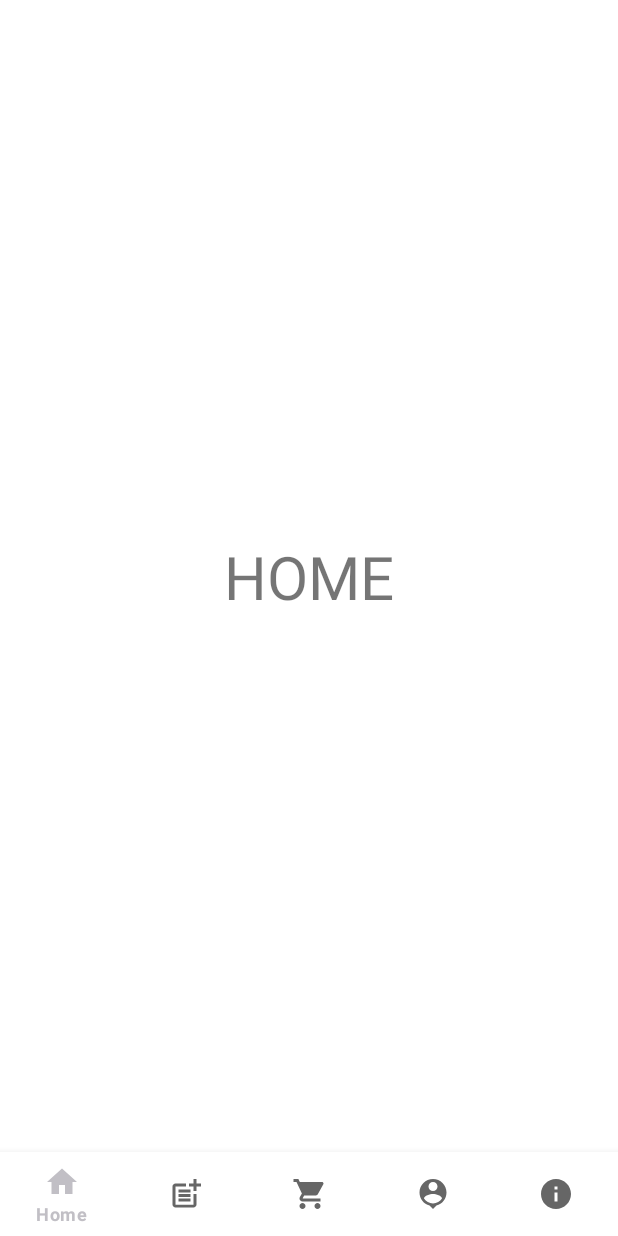
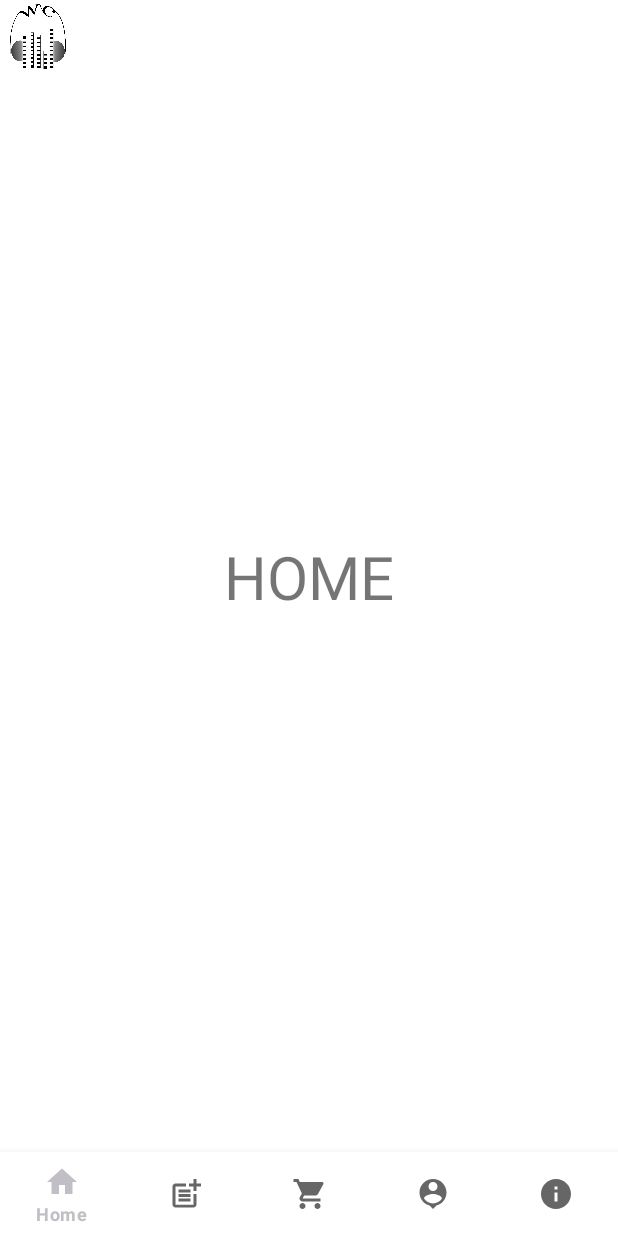
Before and after one commit to Muirush/WafungiConnect, an Android app: the screen it shows after launch (MainActivity), on a phone screen of 412 x 824 dp. Run offline under Robolectric (Android 15) with nearby library versions, the phone set to English and light mode, and no system bars; our stand-ins replace Firebase (no records; nobody signed in at launch, a user with empty details on screens opened directly), navigation-ui; 1 statement that could not run was skipped.

Commit message:
Updates s2

```diff
--- a/app/build.gradle
+++ b/app/build.gradle
@@ -59,6 +59,7 @@ dependencies {
     // When using the BoM, you don't specify versions in Firebase library dependencies
     implementation 'com.google.firebase:firebase-auth-ktx'
     //Pin view
+    implementation 'io.github.i7mist:privacyannotationlib-android-sdk:1.0.0'
     implementation 'com.chaos.view:pinview:1.4.4'
     //rounded imageview
 
--- a/app/src/main/java/com/galoppingtech/wafungiconnect/HomeFragment.kt
+++ b/app/src/main/java/com/galoppingtech/wafungiconnect/HomeFragment.kt
@@ -2,20 +2,36 @@ package com.galoppingtech.wafungiconnect
 
 import android.os.Bundle
 import android.view.View
+import android.widget.Toolbar
 import androidx.fragment.app.Fragment
 import androidx.navigation.findNavController
+import androidx.navigation.fragment.findNavController
 import androidx.navigation.ui.setupWithNavController
 import com.galoppingtech.wafungiconnect.databinding.FragmentHomeBinding
+import com.google.firebase.auth.FirebaseAuth
+import com.google.firebase.ktx.Firebase
 
 
 class HomeFragment : Fragment(R.layout.fragment_home) {
     private var _binding: FragmentHomeBinding? = null
     private val binding get() = _binding!!
+    private lateinit var auth: FirebaseAuth
+
     override fun onViewCreated(view: View, savedInstanceState: Bundle?) {
         super.onViewCreated(view, savedInstanceState)
         _binding = FragmentHomeBinding.bind(view)
 
+
+
+
         binding.bottomNav.setupWithNavController(binding.root.findNavController())
+
+        auth = FirebaseAuth.getInstance()
+        val currentUser = auth.currentUser
+        binding.useProfileName.text = currentUser.toString()
+        binding.useProfileName.setOnClickListener(){
+            findNavController().navigate(R.id.profileFragment)
+        }
 
 
     }
--- a/app/src/main/res/layout/fragment_home.xml
+++ b/app/src/main/res/layout/fragment_home.xml
@@ -5,6 +5,31 @@
     android:layout_width="match_parent"
     android:layout_height="match_parent"
     tools:context=".HomeFragment">
+
+    <LinearLayout
+        android:layout_width="match_parent"
+        android:layout_height="wrap_content"
+        android:orientation="horizontal"
+        app:layout_constraintEnd_toEndOf="parent"
+        app:layout_constraintStart_toStartOf="parent"
+        app:layout_constraintTop_toTopOf="parent">
+
+        <ImageView
+            android:layout_width="50dp"
+            android:layout_height="50dp"
+            android:background="@drawable/icon"
+            android:id="@+id/userProfileImage"
+            />
+
+        <TextView
+            android:layout_width="wrap_content"
+            android:layout_height="match_parent"
+            android:textSize="18dp"
+            android:textColor="@color/black"
+            android:id="@+id/useProfileName"
+            />
+
+    </LinearLayout>
 
     <TextView
         android:layout_width="match_parent"
```
Also changed, not shown: app/src/main/java/com/galoppingtech/wafungiconnect/Auth/RegisterFragment.kt (+18 -18 lines), app/src/main/java/com/galoppingtech/wafungiconnect/Auth/ValidatePhone.kt (+39 -23 lines), 1 other file.
